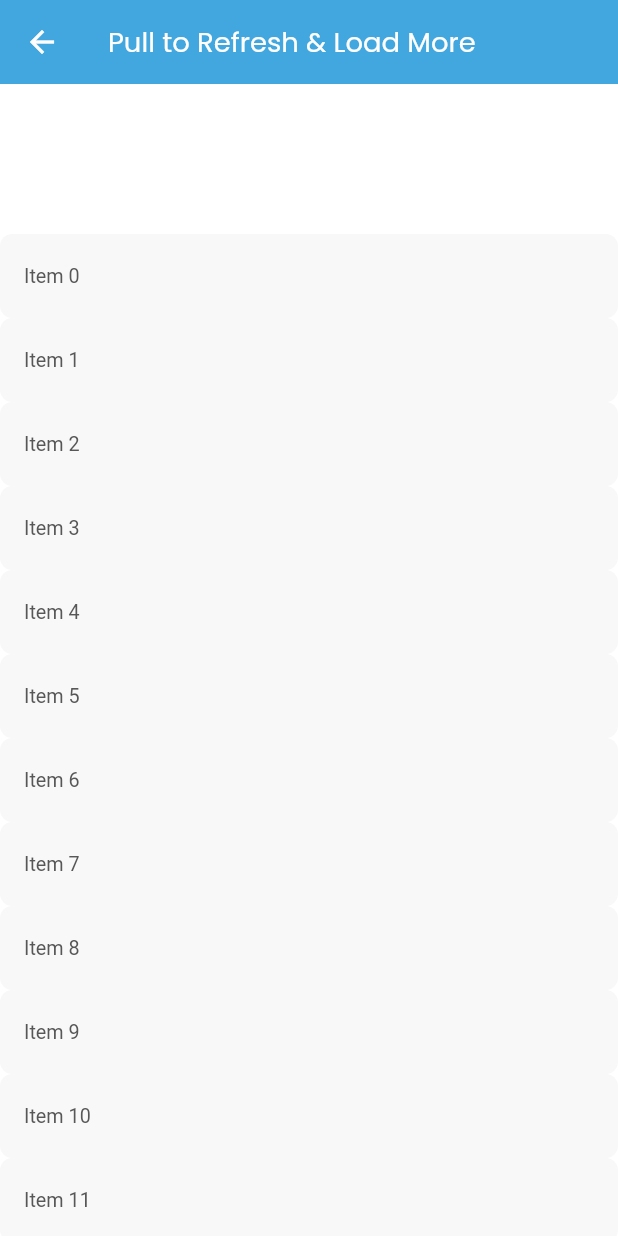
After one commit to LuciusCS/FlutterPorject, a Flutter app: the FunctionListPage screen opened directly, after a tap on "下拉刷新1", on a phone screen of 412 x 824 dp. The commit adds this screen. Run offline on Flutter 3.47's test engine with Material 3 defaults, Android fonts, the phone set to English and light mode, and no system bars; our stand-ins replace connectivity_plus, dio, file_picker, flutter_screenutil, fluttertoast, get and 1 more; accounts and stored records are empty; network calls fail; project files that could hold a hidden picture were left out.

Commit message:
修改细节

```diff
--- a/lib/main.dart
+++ b/lib/main.dart
@@ -39,7 +39,10 @@ Future<void> main() async {
     Get.put(SettingService());
 
 
-    // 捕获 Flutter 框架的异常
+
+
+
+    //方法一  捕获 Flutter 框架的异常
     FlutterError.onError = (FlutterErrorDetails details) async {
       // 输出到控制台
       // FlutterError.dumpErrorToConsole(details);
@@ -51,11 +54,18 @@ Future<void> main() async {
       if (isDebugMode) {
         FlutterError.dumpErrorToConsole(details);
       } else {
+        ///，我们使用 Zone 提供的 handleUncaughtError 语句，将 Flutter 框架的异常统一转发到当前的 Zone 中，这样我们就可以统一使用 Zone 去处理应用内的所有异常了：
         Zone.current.handleUncaughtError(details.exception, details.stack!);
         await _uploadError(details.exceptionAsString(), details.stack.toString());
 
       }
     };
+
+    // FlutterError.onError = (FlutterErrorDetails details) async {
+    //   // 转发至 Zone 中
+    //   Zone.current.handleUncaughtError(details.exception, details.stack);
+    // };
+
     runApp(
         // MyApp()
 
@@ -172,6 +182,28 @@ class _MyAppState extends State<MyApp> with HttpErrorListener {
 mixin HttpErrorListener on State<MyApp> {
   StreamSubscription? stream;
 
+  /***
+   *
+   * GlobalKey 是 Flutter 中一个非常有用的工具，
+   * 用于在应用程序的不同部分之间共享状态或引用特定的组件。它在需要跨组件树访问状态、在 Navigator 中维持页面状态、
+   * 或在表单中进行验证时特别有用。然而，由于性能开销，建议仅在确有必要的场景下使用 GlobalKey。
+   *
+   *
+   * GlobalKey 的注意事项
+      性能开销：GlobalKey 的使用会带来一些性能开销，特别是在复杂的组件树中，因为它需要在树中进行唯一性检查和维护。所以应该尽量减少 GlobalKey 的使用，只在必要的场景下使用它。
+      GlobalKey 的唯一性：一个 GlobalKey 实例应该只分配给树中的一个组件。重复使用同一个 GlobalKey 会导致错误或不可预测的行为。
+   *
+   *
+   * 1. GlobalKey 的作用
+      访问 Widget 的状态：通过 GlobalKey，你可以在组件树的其他位置访问和操作一个特定 StatefulWidget 的 State 对象。
+      跨组件树引用 Widget：GlobalKey 可以唯一标识一个 Widget，即使它在组件树的深层次中，这使得你可以从不同的地方访问它。
+      维持状态：在 Flutter 的 Navigator 中，GlobalKey 常常用于保持页面的状态，确保在页面重新构建时状态不会丢失。
+      2. GlobalKey 的使用场景
+      从父组件访问子组件的状态：如果一个子组件的状态需要由父组件或兄弟组件访问或控制，使用 GlobalKey 是一种解决方案。
+      在 Navigator 中维护页面状态：当你使用 Navigator 推送和弹出页面时，GlobalKey 可以用来确保页面在重建时能保留原有的状态。
+      表单验证：在复杂的表单中，使用 GlobalKey 可以访问 FormState，从而在表单提交时触发验证和保存操作。
+   *
+   */
   GlobalKey<NavigatorState> navKey = GlobalKey();
 
   @override
--- /dev/null
+++ b/lib/page/example/refresh/RefreshLoadMoreExample1.dart
@@ -0,0 +1,114 @@
+
+
+import 'package:flutter/cupertino.dart';
+import 'package:flutter/material.dart';
+
+
+///用于表示下拉刷新以及上拉加载更多
+class RefreshLoadMoreExample1 extends StatefulWidget {
+  @override
+  _RefreshLoadMoreExample1State createState() => _RefreshLoadMoreExample1State();
+}
+
+class _RefreshLoadMoreExample1State extends State<RefreshLoadMoreExample1> {
+  final List<int> _items = List.generate(20, (index) => index);
+  final ScrollController _scrollController = ScrollController();
+  bool _isLoadingMore = false;
+
+  @override
+  void initState() {
+    super.initState();
+    _scrollController.addListener(() {
+      if (_scrollController.position.pixels ==
+          _scrollController.position.maxScrollExtent && !_isLoadingMore) {
+        _loadMoreItems();
+      }
+    });
+  }
+
+
+  ///用于下拉刷新加载item
+  Future<void> _refreshItems() async {
+    // _scrollController.animateTo(
+    //     -300,
+    //   duration: Duration(milliseconds: 300),
+    //   curve: Curves.easeOut,
+    // );
+    await Future.delayed(Duration(seconds: 2));
+    setState(() {
+      _items.insertAll(0, List.generate(10, (index) => _items.length + index));
+    });
+
+    // 等待刷新指示器消失后，将 CustomScrollView 滑动到顶部
+    _scrollController.animateTo(
+      _scrollController.position.minScrollExtent,
+      duration: Duration(milliseconds: 300),
+      curve: Curves.easeOut,
+    );
+  }
+
+  ///用于上拉加载更多
+  Future<void> _loadMoreItems() async {
+    setState(() {
+      _isLoadingMore = true;
+    });
+
+    await Future.delayed(Duration(seconds: 2));
+    setState(() {
+      _items.addAll(List.generate(10, (index) => _items.length + index));
+      _isLoadingMore = false;
+    });
+  }
+
+  @override
+  Widget build(BuildContext context) {
+    return Scaffold(
+      appBar: AppBar(
+        title: Text('Pull to Refresh & Load More'),
+      ),
+      body: RefreshIndicator(
+        onRefresh: _refreshItems,
+        color: Colors.red,
+        backgroundColor: Colors.blue,
+        // displacement: 100,
+        // edgeOffset: 100,
+        child: CustomScrollView(
+          controller: _scrollController,
+          slivers: [
+            SliverToBoxAdapter(
+              child: Container(
+                height: 100.0,
+              ),
+            ),
+
+
+            SliverList(
+              delegate: SliverChildBuilderDelegate(
+                    (context, index) {
+                  if (index == _items.length) {
+                    return _isLoadingMore
+                        ? Padding(
+                      padding: const EdgeInsets.all(8.0),
+                      child: Center(child: CircularProgressIndicator()),
+                    )
+                        : SizedBox.shrink();
+                  }
+                  return ListTile(
+                    title: Text('Item ${_items[index]}'),
+                  );
+                },
+                childCount: _items.length + 1,
+              ),
+            ),
+          ],
+        ),
+      ),
+    );
+  }
+
+  @override
+  void dispose() {
+    _scrollController.dispose();
+    super.dispose();
+  }
+}
--- a/lib/page/function/function_list_page.dart
+++ b/lib/page/function/function_list_page.dart
@@ -13,6 +13,9 @@ import 'package:get/get.dart';
 import '../../utils/ChunkedDownloader.dart';
 import '../../utils/ResumableDownloader.dart';
 import '../../utils/ResumableUpload.dart';
+import '../example/refresh/RefreshLoadMoreExample.dart';
+import '../example/refresh/RefreshLoadMoreExample1.dart';
+import '../example/refresh/RefreshLoadMoreExample2.dart';
 
 
 // import 'splash_logic.dart';
@@ -71,8 +74,26 @@ class _FunctionListPageState extends State<FunctionListPage> with CommonButtonMi
                 _startDownload();
               }),
 
+              Padding(padding: EdgeInsets.only(top: 20)),
 
 
+              ///用于表示下拉刷新
+              commonButton("下拉刷新", Color(0xff2FA7FE), (){
+                Get.to(() => RefreshLoadMoreExample());
+
+              }),
+              Padding(padding: EdgeInsets.only(top: 20)),
+
+              commonButton("下拉刷新1", Color(0xff2FA7FE), (){
+                Get.to(() => RefreshLoadMoreExample1());
+
+              }),
+              Padding(padding: EdgeInsets.only(top: 20)),
+
+              commonButton("下拉刷新2", Color(0xff2FA7FE), (){
+                Get.to(() => RefreshLoadMoreExample2());
+
+              }),
 
 
 
--- a/lib/page/orientation/auto_change_page.dart
+++ b/lib/page/orientation/auto_change_page.dart
@@ -15,6 +15,9 @@ import '../../common/translations/strings_enum.dart';
 // import '../../../services/setting_service.dart';
 // import '../../widgets/appbar/app_bar_widget.dart';
 
+/***
+ * 用于表示根据屏幕尺寸，对布局进行切换
+ */
 class AutoChangePage extends StatefulWidget {
   const AutoChangePage({Key? key}) : super(key: key);
 
--- a/lib/page/orientation/orientation_page.dart
+++ b/lib/page/orientation/orientation_page.dart
@@ -15,6 +15,10 @@ import '../../common/translations/strings_enum.dart';
 // import '../../../services/setting_service.dart';
 // import '../../widgets/appbar/app_bar_widget.dart';
 
+/**
+ * 用于切换水平屏幕和垂直屏幕
+ *
+ */
 class OrientationPage extends StatefulWidget {
   const OrientationPage({Key? key}) : super(key: key);
 
```
Also changed, not shown: lib/page/example/refresh/RefreshLoadMoreExample.dart (added, +87 -0 lines), lib/page/example/refresh/RefreshLoadMoreExample2.dart (added, +79 -0 lines).
